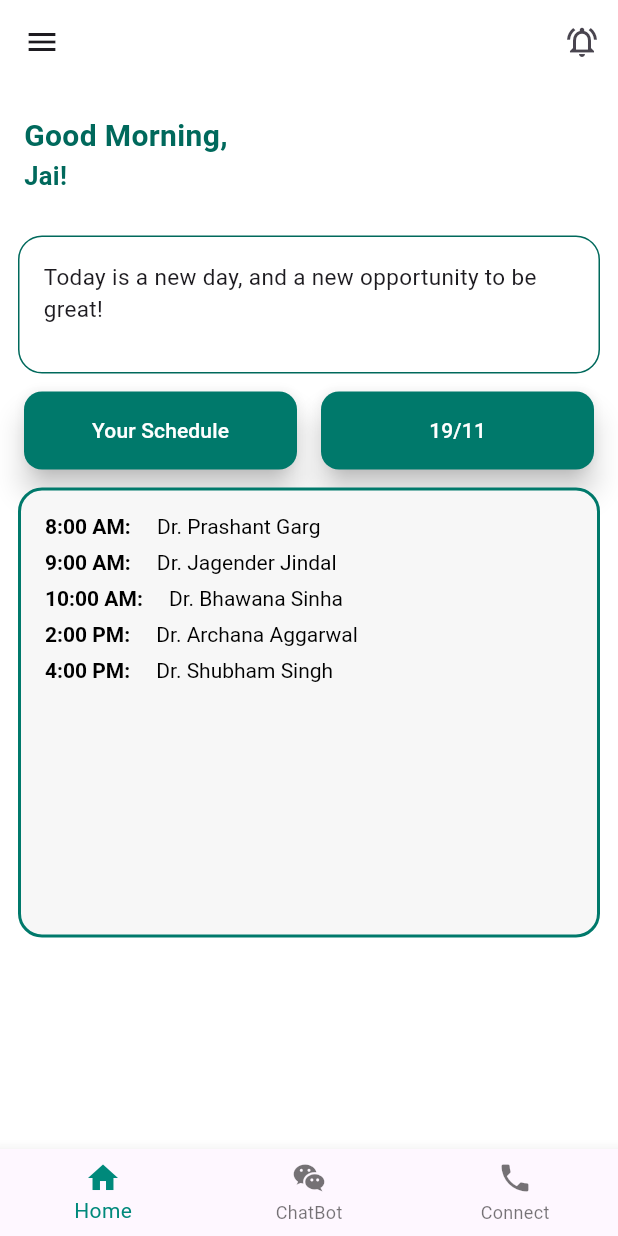
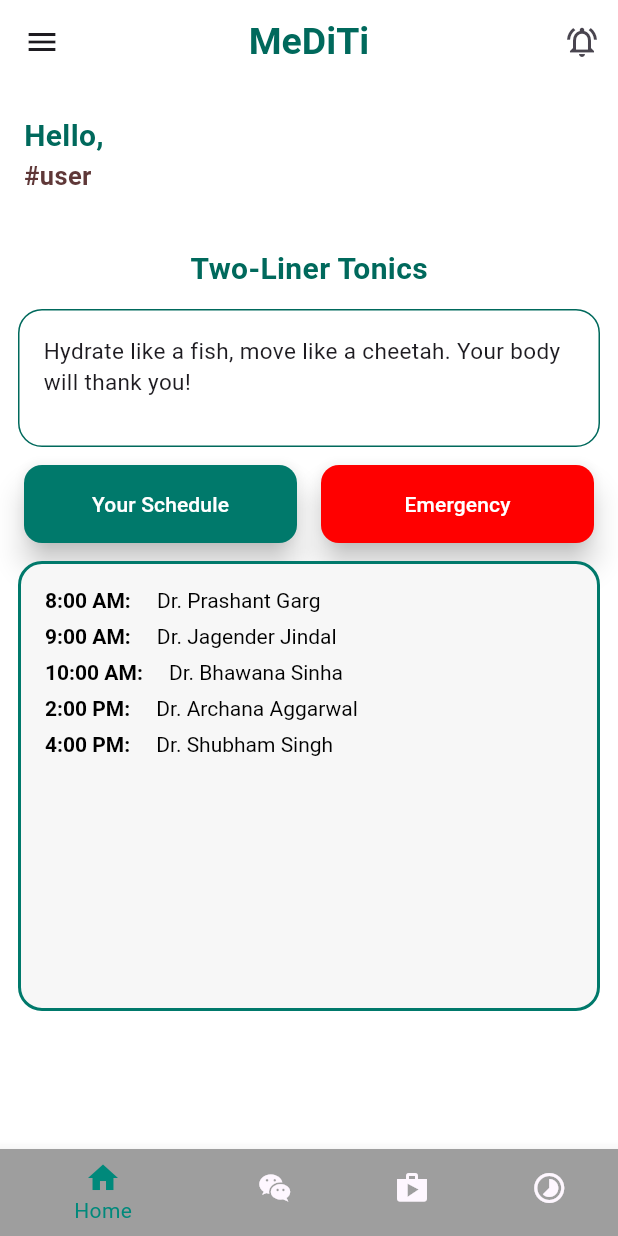
Before and after one commit to goyal02aditi/MedDiti-Frontend, a Flutter app: the HomePage screen opened directly, on a phone screen of 412 x 824 dp. Run offline on Flutter 3.47's test engine with Material 3 defaults, Android fonts, the light colour scheme and no system bars; our stand-ins replace flutter_local_notifications, timezone; network calls fail.

Commit message:
added Shop and added Rama changes

```diff
--- a/lib/homepage.dart
+++ b/lib/homepage.dart
@@ -1,23 +1,24 @@
 import 'package:flutter/material.dart';
 import 'package:flutter/widgets.dart';
 import 'main.dart';
-
+import 'package:url_launcher/url_launcher.dart';
+import 'rem.dart';
+import 'shop.dart';
 
 class HomePage extends StatefulWidget {
-
   @override
   _HomePageState createState() => _HomePageState();
 }
 
 class _HomePageState extends State<HomePage> {
-
   int _selectedIndex = 0;
 
   // ignore: unused_field
   static final List<Widget> _widgetOptions = <Widget>[
     Text('Home'),
-    Text('Page 2'),
-    Text('Page 3'),
+    Text('Chatbot'),
+    Text('Shop'),
+    Text('Rem'),
   ];
 
   void _onItemTapped(int index) {
@@ -29,18 +30,37 @@
           context,
           MaterialPageRoute(builder: (context) => ChatScreen()),
         );
+      }if (index == 2) {
+        // Navigate to MainPage when central icon is clicked
+        Navigator.push(
+          context,
+          MaterialPageRoute(builder: (context) => ShopScreen()),
+        );
+      }
+      if (index == 3) {
+        Navigator.push(
+          context,
+          MaterialPageRoute(builder: (context) => RemScreen()),
+        );
       }
     });
   }
 
   //removed lines
 
-
   Widget build(BuildContext context) {
     var height = MediaQuery.of(context).size.height;
     var width = MediaQuery.of(context).size.width;
     return Scaffold(
       appBar: AppBar(
+        title: Text(
+          'MeDiTi',
+          style: TextStyle(
+            fontSize: 25,
+            fontWeight: FontWeight.bold,
+            color: Colors.teal[800],
+          ),
+        ),
         backgroundColor: Colors.white,
         centerTitle: true,
         actions: [
@@ -51,7 +71,6 @@
             },
           ),
         ],
-
         leading: Builder(
           builder: (BuildContext context) {
             return IconButton(
@@ -63,16 +82,13 @@
             );
           },
         ),
-
       ),
-
       drawer: Drawer(
         child: ListView(
           padding: EdgeInsets.zero,
           children: <Widget>[
             DrawerHeader(
               child: Text('My Profile'),
-
               decoration: BoxDecoration(
                 border: Border.all(color: Colors.grey),
                 color: Colors.white,
@@ -93,39 +109,42 @@
           ],
         ),
       ),
-
-
       bottomNavigationBar: BottomNavigationBar(
         items: const <BottomNavigationBarItem>[
           BottomNavigationBarItem(
               icon: Icon(Icons.home),
               label: 'Home',
-          ),
+              backgroundColor: Colors.grey),
           BottomNavigationBarItem(
             icon: Icon(Icons.wechat),
             label: 'ChatBot',
           ),
           BottomNavigationBarItem(
-            icon: Icon(Icons.phone),
-            label: 'Connect',
+            icon: Icon(Icons.shop),
+            label: 'Shop',
+          ),
+          BottomNavigationBarItem(
+            icon: Icon(Icons.timelapse),
+            label: 'Tablet Reminder',
           ),
         ],
         currentIndex: _selectedIndex,
         selectedItemColor: Colors.teal.shade600,
         onTap: _onItemTapped,
       ),
-
-      body: Container(
+      body: SingleChildScrollView(
+          child: Container(
         color: Colors.white,
         height: height,
         width: width,
-        child:Column (
+        child: Column(
           crossAxisAlignment: CrossAxisAlignment.start,
           children: [
             Padding(
-            padding: const EdgeInsets.only(top: 20.0, left: 16.0, right: 16.0),
+              padding:
+                  const EdgeInsets.only(top: 20.0, left: 16.0, right: 16.0),
               child: Text(
-                'Good Morning,',
+                'Hello,',
                 style: TextStyle(
                   fontSize: 20,
                   fontWeight: FontWeight.bold,
@@ -133,20 +152,31 @@
                 ),
               ),
             ),
-
             Padding(
               padding: const EdgeInsets.only(left: 16.0, bottom: 16.0),
               child: Text(
-                'Jai!',
+                '#user',
                 style: TextStyle(
                   fontSize: 17,
+                  fontWeight: FontWeight.bold,
+                  color: Color.fromARGB(255, 95, 56, 56),
+                ),
+              ),
+            ),
+            Padding(
+              padding:
+                  const EdgeInsets.only(top: 20.0, left: 16.0, right: 16.0),
+              child: Center(
+                child: Text(
+                  'Two-Liner Tonics',
+                  style: TextStyle(
+                    fontSize: 20,
                     fontWeight: FontWeight.bold,
                     color: Colors.teal[800],
                   ),
                 ),
               ),
-
-
+            ),
             Container(
               margin: EdgeInsets.all(12.0),
               padding: const EdgeInsets.fromLTRB(16.0, 16.0, 16.0, 32.0),
@@ -155,23 +185,22 @@
                 borderRadius: BorderRadius.circular(16.0),
                 color: Colors.white70,
               ),
-              child:
-               Text(
-                'Today is a new day, and a new opportunity to be great!',
+              child: Align(
+                alignment: Alignment.center,
+                child: Text(
+                  'Hydrate like a fish, move like a cheetah. Your body will thank you!',
                   style: TextStyle(
                       fontSize: 15,
                       fontWeight: FontWeight.normal,
-                  backgroundColor: Colors.white70
+                      backgroundColor: Colors.white70),
                 ),
               ),
             ),
-
             Padding(
               padding: const EdgeInsets.symmetric(horizontal: 16.0),
               child: Row(
                 mainAxisAlignment: MainAxisAlignment.spaceBetween,
                 children: [
-
                   Expanded(
                     child: ElevatedButton(
                       onPressed: () {
@@ -181,40 +210,60 @@
                       style: ButtonStyle(
                         shadowColor: MaterialStateProperty.all(Colors.black),
                         elevation: MaterialStateProperty.all<double>(8),
-            backgroundColor: MaterialStateProperty.all<Color>(Colors.teal.shade700),
-            foregroundColor: MaterialStateProperty.all<Color>(Colors.white),
-            padding: MaterialStateProperty.all<EdgeInsets>(EdgeInsets.symmetric(vertical: 16.0)),
-            shape: MaterialStateProperty.all<RoundedRectangleBorder>(
+                        backgroundColor: MaterialStateProperty.all<Color>(
+                            Colors.teal.shade700),
+                        foregroundColor:
+                            MaterialStateProperty.all<Color>(Colors.white),
+                        padding: MaterialStateProperty.all<EdgeInsets>(
+                            EdgeInsets.symmetric(vertical: 16.0)),
+                        shape:
+                            MaterialStateProperty.all<RoundedRectangleBorder>(
                           RoundedRectangleBorder(
                             borderRadius: BorderRadius.circular(12.0),
-              ),),),
                           ),
                         ),
-                 SizedBox(width: 16.0, height: 10,),
+                      ),
+                    ),
+                  ),
+                  SizedBox(
+                    width: 16.0,
+                    height: 10,
+                  ),
                   Expanded(
                     child: ElevatedButton(
-                      onPressed: () {
-                        // Perform the action related to '19/11'
+                      onPressed: () async {
+                        final Uri url = Uri(
+                          scheme: 'tel',
+                          path: "108",
+                        );
+                        if (await canLaunchUrl(url)) {
+                          await launchUrl(url);
+                        } else {
+                          print('cannot.launch.this.url');
+                        }
                       },
-                   child: Text('19/11'),
-                   style:  ButtonStyle(
+                      child: Text('Emergency'),
+                      style: ButtonStyle(
                         shadowColor: MaterialStateProperty.all(Colors.black),
                         elevation: MaterialStateProperty.all<double>(8),
-            backgroundColor: MaterialStateProperty.all<Color>(Colors.teal.shade700),
-            foregroundColor: MaterialStateProperty.all<Color>(Colors.white),
-            padding: MaterialStateProperty.all<EdgeInsets>(EdgeInsets.symmetric(vertical: 16.0)),
-            shape: MaterialStateProperty.all<RoundedRectangleBorder>(
+                        backgroundColor: MaterialStateProperty.all<Color>(
+                            Color.fromARGB(255, 255, 0, 0)),
+                        foregroundColor:
+                            MaterialStateProperty.all<Color>(Colors.white),
+                        padding: MaterialStateProperty.all<EdgeInsets>(
+                            EdgeInsets.symmetric(vertical: 16.0)),
+                        shape:
+                            MaterialStateProperty.all<RoundedRectangleBorder>(
                           RoundedRectangleBorder(
                             borderRadius: BorderRadius.circular(12.0),
-              ),),
-
+                          ),
+                        ),
                       ),
                     ),
                   ),
                 ],
               ),
             ),
-
             Container(
               margin: EdgeInsets.all(12.0),
               padding: const EdgeInsets.fromLTRB(16.0, 16.0, 16.0, 32.0),
@@ -223,7 +272,6 @@
               decoration: BoxDecoration(
                 border: Border.all(color: Colors.teal.shade700, width: 2),
                 borderRadius: BorderRadius.circular(16.0),
-
                 color: const Color.fromARGB(255, 247, 247, 247),
               ),
               child: Column(
@@ -235,8 +283,14 @@
                     child: RichText(
                       text: TextSpan(
                         children: [
-              TextSpan(text: '8:00 AM:     ', style: TextStyle(fontWeight: FontWeight.bold, color: Colors.black)),
-              TextSpan(text: 'Dr. Prashant Garg ', style: TextStyle(color: Colors.black)),
+                          TextSpan(
+                              text: '8:00 AM:     ',
+                              style: TextStyle(
+                                  fontWeight: FontWeight.bold,
+                                  color: Colors.black)),
+                          TextSpan(
+                              text: 'Dr. Prashant Garg ',
+                              style: TextStyle(color: Colors.black)),
                         ],
                       ),
                     ),
@@ -246,56 +300,75 @@
                     child: RichText(
                       text: TextSpan(
                         children: [
-              TextSpan(text: '9:00 AM:   \t', style: TextStyle(fontWeight: FontWeight.bold, color: Colors.black)),
-              TextSpan(text: ' Dr. Jagender Jindal ', style: TextStyle(color: Colors.black)),
+                          TextSpan(
+                              text: '9:00 AM:   \t',
+                              style: TextStyle(
+                                  fontWeight: FontWeight.bold,
+                                  color: Colors.black)),
+                          TextSpan(
+                              text: ' Dr. Jagender Jindal ',
+                              style: TextStyle(color: Colors.black)),
                         ],
                       ),
                     ),
                   ),
-
                   Padding(
                     padding: EdgeInsets.only(bottom: 8.0),
                     child: RichText(
                       text: TextSpan(
                         children: [
-              TextSpan(text: '10:00 AM:    \t', style: TextStyle(fontWeight: FontWeight.bold, color: Colors.black)),
-              TextSpan(text: 'Dr. Bhawana Sinha ', style: TextStyle(color: Colors.black)),
+                          TextSpan(
+                              text: '10:00 AM:    \t',
+                              style: TextStyle(
+                                  fontWeight: FontWeight.bold,
+                                  color: Colors.black)),
+                          TextSpan(
+                              text: 'Dr. Bhawana Sinha ',
+                              style: TextStyle(color: Colors.black)),
                         ],
                       ),
                     ),
                   ),
-
                   Padding(
                     padding: EdgeInsets.only(bottom: 8.0),
                     child: RichText(
                       text: TextSpan(
                         children: [
-              TextSpan(text: '2:00 PM:     ', style: TextStyle(fontWeight: FontWeight.bold, color: Colors.black)),
-              TextSpan(text: 'Dr. Archana Aggarwal ', style: TextStyle(color: Colors.black)),
+                          TextSpan(
+                              text: '2:00 PM:     ',
+                              style: TextStyle(
+                                  fontWeight: FontWeight.bold,
+                                  color: Colors.black)),
+                          TextSpan(
+                              text: 'Dr. Archana Aggarwal ',
+                              style: TextStyle(color: Colors.black)),
                         ],
                       ),
                     ),
                   ),
-
                   Padding(
                     padding: EdgeInsets.only(bottom: 8.0),
                     child: RichText(
                       text: TextSpan(
                         children: [
-              TextSpan(text: '4:00 PM:     ', style: TextStyle(fontWeight: FontWeight.bold, color: Colors.black)),
-              TextSpan(text: 'Dr. Shubham Singh ', style: TextStyle(color: Colors.black)),
+                          TextSpan(
+                              text: '4:00 PM:     ',
+                              style: TextStyle(
+                                  fontWeight: FontWeight.bold,
+                                  color: Colors.black)),
+                          TextSpan(
+                              text: 'Dr. Shubham Singh ',
+                              style: TextStyle(color: Colors.black)),
                         ],
                       ),
                     ),
                   ),
-
                 ],
               ),
             )
-
           ],
         ),
-     ),
+      )),
     );
   }
 }
--- a/pubspec.yaml
+++ b/pubspec.yaml
@@ -34,6 +34,9 @@
  http: ^1.2.0
  url_launcher: ^6.2.4
  flutter_linkify: ^6.0.0
+ material: any
+ timezone: ^0.9.2
+ flutter_local_notifications: ^12.0.4
 
   # The following adds the Cupertino Icons font to your application.
   # Use with the CupertinoIcons class for iOS style icons.
```
Also changed, not shown: lib/badge.dart (added, +41 -0 lines), lib/main.dart (+35 -60 lines), lib/rem.dart (added, +47 -0 lines), lib/shop.dart (added, +216 -0 lines), pubspec.lock, 3 other files. Lines whose indentation alone changed are shown as unchanged.
